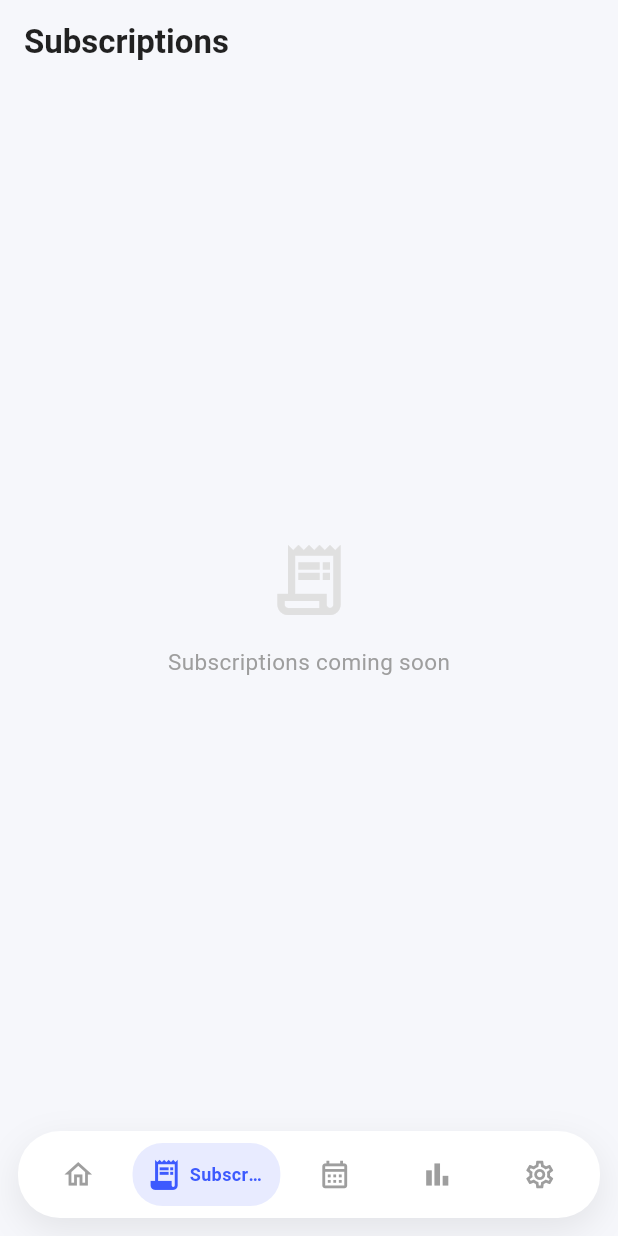
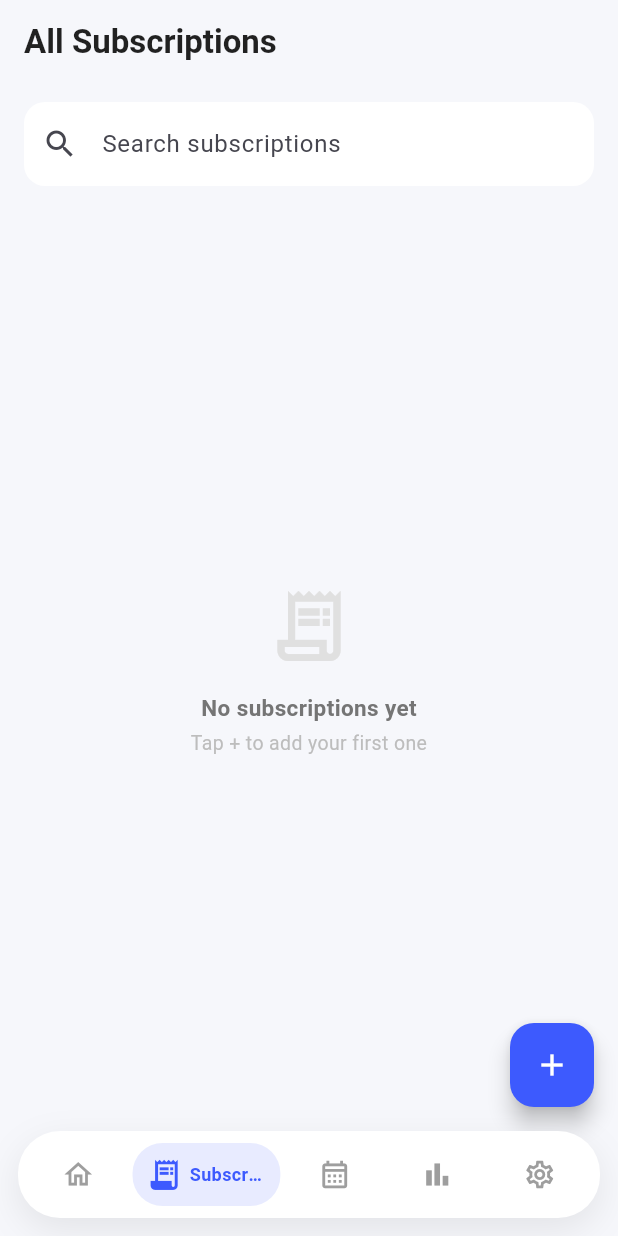
Before and after one commit to IsmailMunsir/trimit, a Flutter app: the MainShell screen opened directly, item 2 of the bottom bar chosen, on a phone screen of 412 x 824 dp. Run offline on Flutter 3.47's test engine with Material 3 defaults, Android fonts, the phone set to English and light mode, and no system bars; our stand-ins replace shared_preferences, sqflite; accounts and stored records are empty.

Commit message:
Fix: route Add/Edit/Delete through SubscriptionProvider for live updates everywhere

```diff
--- /dev/null
+++ b/lib/screens/all_subscriptions_screen.dart
@@ -0,0 +1,175 @@
+import 'package:flutter/material.dart';
+import 'package:provider/provider.dart';
+import '../providers/subscription_provider.dart';
+import '../models/subscription.dart';
+import '../widgets/subscription_card.dart';
+import 'subscription_detail_screen.dart';
+import 'add_subscription_screen.dart';
+
+class AllSubscriptionsScreen extends StatefulWidget {
+  const AllSubscriptionsScreen({super.key});
+
+  @override
+  State<AllSubscriptionsScreen> createState() => _AllSubscriptionsScreenState();
+}
+
+class _AllSubscriptionsScreenState extends State<AllSubscriptionsScreen> {
+  String _query = '';
+  String? _selectedCategory;
+
+  List<Subscription> _applyFilters(List<Subscription> all) {
+    return all.where((s) {
+      final matchesQuery = s.name.toLowerCase().contains(_query.toLowerCase());
+      final matchesCategory = _selectedCategory == null || s.category == _selectedCategory;
+      return matchesQuery && matchesCategory;
+    }).toList();
+  }
+
+  @override
+  Widget build(BuildContext context) {
+    final provider = context.watch<SubscriptionProvider>();
+    final allSubs = provider.subscriptions;
+    final filtered = _applyFilters(allSubs);
+
+    final categories = allSubs.map((s) => s.category).toSet().toList()..sort();
+
+    return Scaffold(
+      appBar: AppBar(title: const Text('All Subscriptions')),
+      floatingActionButton: FloatingActionButton(
+        onPressed: () => Navigator.push(
+          context,
+          MaterialPageRoute(builder: (context) => const AddSubscriptionScreen()),
+        ),
+        child: const Icon(Icons.add),
+      ),
+      body: Column(
+        children: [
+          Padding(
+            padding: const EdgeInsets.fromLTRB(16, 12, 16, 8),
+            child: TextField(
+              decoration: InputDecoration(
+                hintText: 'Search subscriptions',
+                prefixIcon: const Icon(Icons.search),
+                filled: true,
+                fillColor: Colors.white,
+                border: OutlineInputBorder(borderRadius: BorderRadius.circular(14), borderSide: BorderSide.none),
+              ),
+              onChanged: (value) => setState(() => _query = value),
+            ),
+          ),
+          if (categories.isNotEmpty)
+            SizedBox(
+              height: 44,
+              child: ListView(
+                scrollDirection: Axis.horizontal,
+                padding: const EdgeInsets.symmetric(horizontal: 16),
+                children: [
+                  _CategoryChip(
+                    label: 'All',
+                    selected: _selectedCategory == null,
+                    onTap: () => setState(() => _selectedCategory = null),
+                  ),
+                  ...categories.map((c) => Padding(
+                        padding: const EdgeInsets.only(left: 8),
+                        child: _CategoryChip(
+                          label: c,
+                          selected: _selectedCategory == c,
+                          onTap: () => setState(() => _selectedCategory = c),
+                        ),
+                      )),
+                ],
+              ),
+            ),
+          const SizedBox(height: 8),
+          Expanded(
+            child: provider.isLoading
+                ? const Center(child: CircularProgressIndicator())
+                : filtered.isEmpty
+                    ? _EmptyResults(hasAnySubscriptions: allSubs.isNotEmpty)
+                    : ListView.builder(
+                        padding: const EdgeInsets.fromLTRB(16, 0, 16, 100),
+                        itemCount: filtered.length,
+                        itemBuilder: (context, index) {
+                          final s = filtered[index];
+                          return SubscriptionCard(
+                            subscription: s,
+                            onTap: () => Navigator.push(
+                              context,
+                              MaterialPageRoute(builder: (context) => SubscriptionDetailScreen(subscription: s)),
+                            ),
+                          );
+                        },
+                      ),
+          ),
+        ],
+      ),
+    );
+  }
+}
+
+class _CategoryChip extends StatelessWidget {
+  final String label;
+  final bool selected;
+  final VoidCallback onTap;
+
+  const _CategoryChip({required this.label, required this.selected, required this.onTap});
+
+  @override
+  Widget build(BuildContext context) {
+    return GestureDetector(
+      onTap: onTap,
+      child: AnimatedContainer(
+        duration: const Duration(milliseconds: 200),
+        padding: const EdgeInsets.symmetric(horizontal: 16, vertical: 10),
+        decoration: BoxDecoration(
+          color: selected ? Theme.of(context).colorScheme.primary : Colors.white,
+          borderRadius: BorderRadius.circular(20),
+        ),
+        alignment: Alignment.center,
+        child: Text(
+          label,
+          style: TextStyle(
+            color: selected ? Colors.white : Colors.grey[700],
+            fontWeight: FontWeight.w600,
+            fontSize: 13,
+          ),
+        ),
+      ),
+    );
+  }
+}
+
+class _EmptyResults extends StatelessWidget {
+  final bool hasAnySubscriptions;
+  const _EmptyResults({required this.hasAnySubscriptions});
+
+  @override
+  Widget build(BuildContext context) {
+    return Center(
+      child: Padding(
+        padding: const EdgeInsets.all(32),
+        child: Column(
+          mainAxisSize: MainAxisSize.min,
+          children: [
+            Icon(
+              hasAnySubscriptions ? Icons.search_off : Icons.receipt_long_outlined,
+              size: 56,
+              color: Colors.grey[300],
+            ),
+            const SizedBox(height: 16),
+            Text(
+              hasAnySubscriptions ? 'No matches found' : 'No subscriptions yet',
+              style: TextStyle(color: Colors.grey[600], fontSize: 15, fontWeight: FontWeight.w600),
+            ),
+            const SizedBox(height: 4),
+            Text(
+              hasAnySubscriptions ? 'Try a different search or filter' : 'Tap + to add your first one',
+              style: TextStyle(color: Colors.grey[400], fontSize: 13),
+              textAlign: TextAlign.center,
+            ),
+          ],
+        ),
+      ),
+    );
+  }
+}
--- a/lib/screens/main_shell.dart
+++ b/lib/screens/main_shell.dart
@@ -1,5 +1,6 @@
 import 'package:flutter/material.dart';
 import 'placeholder_screen.dart';
+import 'all_subscriptions_screen.dart';
 import '../main.dart' show HomeScreen;
 import '../widgets/custom_nav_bar.dart';
 
@@ -15,7 +16,7 @@ class _MainShellState extends State<MainShell> {
 
   final List<Widget> _screens = const [
     HomeScreen(),
-    PlaceholderScreen(title: 'Subscriptions', icon: Icons.receipt_long_outlined),
+    AllSubscriptionsScreen(),
     PlaceholderScreen(title: 'Calendar', icon: Icons.calendar_month_outlined),
     PlaceholderScreen(title: 'Analytics', icon: Icons.bar_chart_outlined),
     PlaceholderScreen(title: 'Settings', icon: Icons.settings_outlined),
```
Also changed, not shown: lib/screens/add_subscription_screen.dart (+28 -8 lines), lib/screens/subscription_detail_screen.dart (+9 -4 lines).
